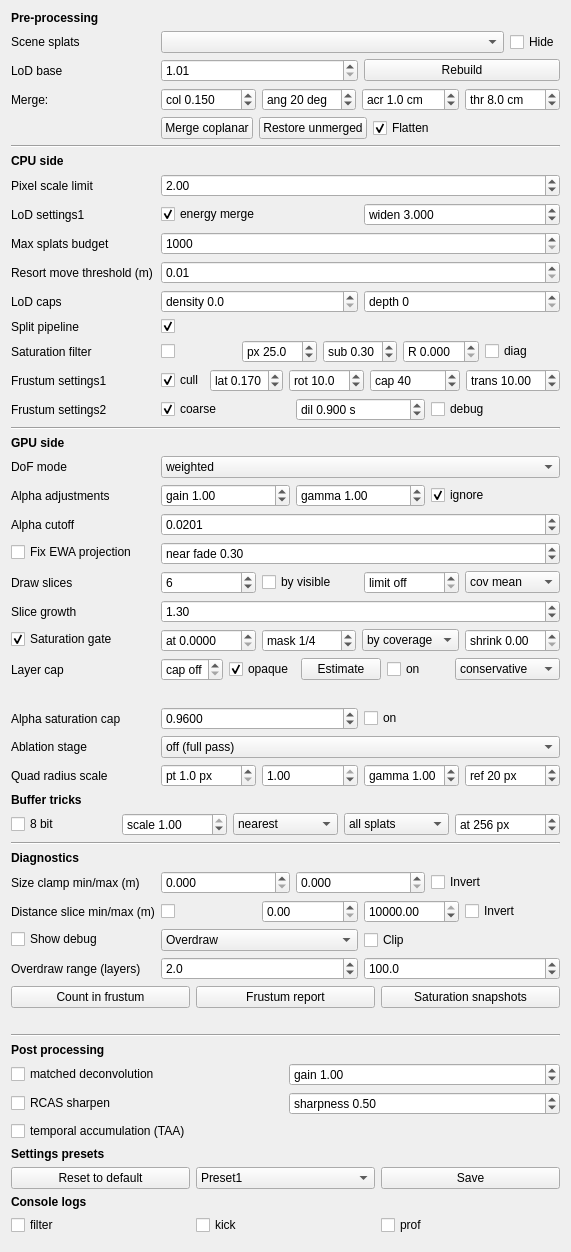
Before: the Qt Designer form gui_client/GaussianSplatSettingsWidget.ui in russiaman/substrata_robo, drawn with Qt 5.
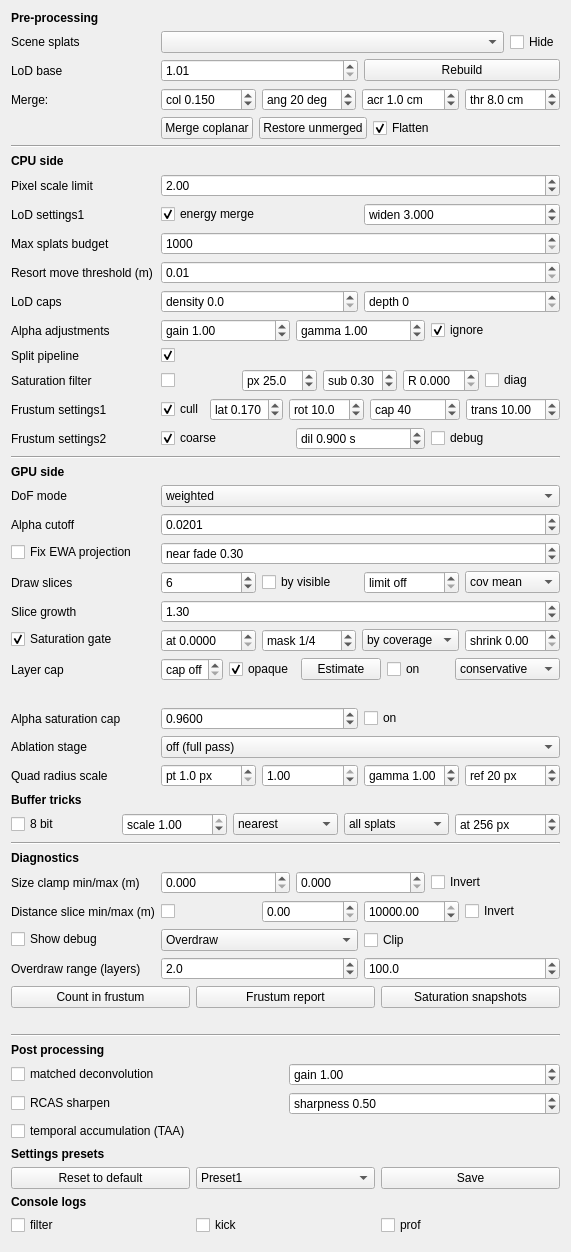
After: the same form once the commit is applied.

Commit message:
Splat UI: move "Alpha adjustments" (gain/gamma) into the CPU section, before Split pipeline
Now that alpha gain/gamma feed the CPU saturation prefilter as well as the draw path (paired glare-core commit
7482053f), it belongs with the CPU-side settings rather than sitting in the GPU section it was in - it directly
affects what "Saturation filter" below it can prune, so seeing it right there makes that dependency visible in
the layout instead of only in a tooltip. Pure grid-row renumbering plus a tooltip update noting the new reach and
the move; no behavioural change.

```diff
--- a/gui_client/GaussianSplatSettingsWidget.ui
+++ b/gui_client/GaussianSplatSettingsWidget.ui
@@ -558,7 +558,7 @@
      </layout>
     </widget>
    </item>
-   <item row="12" column="0">
+   <item row="13" column="0">
     <widget class="QLabel" name="splitPipelineLabel">
      <property name="text">
       <string>Split pipeline</string>
@@ -568,7 +568,7 @@
      </property>
     </widget>
    </item>
-   <item row="12" column="1">
+   <item row="13" column="1">
     <widget class="QCheckBox" name="splitPipelineCheckBox">
      <property name="text">
       <string></string>
@@ -581,7 +581,7 @@
      </property>
     </widget>
    </item>
-   <item row="13" column="0">
+   <item row="14" column="0">
     <widget class="QLabel" name="saturationFilterLabel">
      <property name="text">
       <string>Saturation filter</string>
@@ -591,7 +591,7 @@
      </property>
     </widget>
    </item>
-   <item row="13" column="1">
+   <item row="14" column="1">
     <widget class="QWidget" name="saturationFilterWidget" native="true">
      <layout class="QHBoxLayout" name="saturationFilterHorizontalLayout">
       <property name="leftMargin">
@@ -710,7 +710,7 @@
      </layout>
     </widget>
    </item>
-   <item row="14" column="0">
+   <item row="15" column="0">
     <widget class="QLabel" name="frustumSettings1Label">
      <property name="text">
       <string>Frustum settings1</string>
@@ -720,7 +720,7 @@
      </property>
     </widget>
    </item>
-   <item row="14" column="1">
+   <item row="15" column="1">
     <widget class="QWidget" name="frustumSettings1Widget" native="true">
      <layout class="QHBoxLayout" name="frustumSettings1HorizontalLayout">
       <property name="leftMargin">
@@ -853,7 +853,7 @@
      </layout>
     </widget>
    </item>
-   <item row="15" column="0">
+   <item row="16" column="0">
     <widget class="QLabel" name="frustumSettings2Label">
      <property name="text">
       <string>Frustum settings2</string>
@@ -863,7 +863,7 @@
      </property>
     </widget>
    </item>
-   <item row="15" column="1">
+   <item row="16" column="1">
     <widget class="QWidget" name="frustumSettings2Widget" native="true">
      <layout class="QHBoxLayout" name="frustumSettings2HorizontalLayout">
       <property name="leftMargin">
@@ -937,17 +937,17 @@
      </layout>
     </widget>
    </item>
-   <item row="16" column="0" colspan="2">
-    <widget class="QFrame" name="gpuSideSeparatorLine">
-     <property name="frameShape">
-      <enum>QFrame::HLine</enum>
-     </property>
-     <property name="frameShadow">
-      <enum>QFrame::Sunken</enum>
-     </property>
-    </widget>
-   </item>
    <item row="17" column="0" colspan="2">
+    <widget class="QFrame" name="gpuSideSeparatorLine">
+     <property name="frameShape">
+      <enum>QFrame::HLine</enum>
+     </property>
+     <property name="frameShadow">
+      <enum>QFrame::Sunken</enum>
+     </property>
+    </widget>
+   </item>
+   <item row="18" column="0" colspan="2">
     <widget class="QLabel" name="gpuSideSectionLabel">
      <property name="text">
       <string>GPU side</string>
@@ -960,7 +960,7 @@
      </property>
     </widget>
    </item>
-   <item row="18" column="0">
+   <item row="19" column="0">
     <widget class="QLabel" name="dofDepthModeLabel">
      <property name="text">
       <string>DoF mode</string>
@@ -970,7 +970,7 @@
      </property>
     </widget>
    </item>
-   <item row="18" column="1">
+   <item row="19" column="1">
     <widget class="QComboBox" name="dofDepthModeComboBox">
      <property name="toolTip">
       <string>off: upstream behaviour, splats do not write depth at all - DoF blurs them regardless of focus distance. Kept for A/B comparison.
@@ -999,7 +999,7 @@
      </item>
     </widget>
    </item>
-   <item row="19" column="0">
+   <item row="12" column="0">
     <widget class="QLabel" name="alphaAdjustLabel">
      <property name="text">
       <string>Alpha adjustments</string>
@@ -1009,7 +1009,7 @@
      </property>
     </widget>
    </item>
-   <item row="19" column="1">
+   <item row="12" column="1">
     <widget class="QWidget" name="alphaAdjustWidget" native="true">
      <layout class="QHBoxLayout" name="alphaAdjustHorizontalLayout">
       <property name="leftMargin">
@@ -2540,7 +2540,7 @@
      </layout>
     </widget>
    </item>
-   <item row="49" column="0" colspan="2">
+   <item row="50" column="0" colspan="2">
     <spacer name="verticalSpacer">
      <property name="orientation">
       <enum>Qt::Vertical</enum>
```
Left out of the diff: 118 changed lines with no effect on the pictures.
